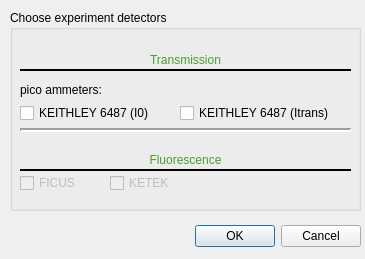
First picture: the form in ui/detectors.ui, repository SESAME-Synchrotron/HESEBScanTool, before the edit.
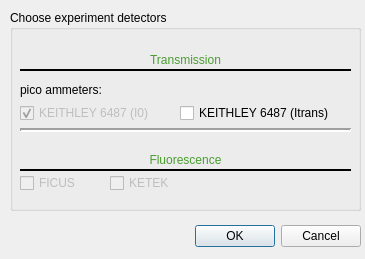
Second picture: the form after the edit.

```diff
--- a/ui/detectors.ui
+++ b/ui/detectors.ui
@@ -185,6 +185,9 @@
     </property>
    </widget>
    <widget class="QCheckBox" name="KEITHLEY_I0">
+    <property name="enabled">
+     <bool>false</bool>
+    </property>
     <property name="geometry">
      <rect>
       <x>10</x>
@@ -197,7 +200,7 @@
      <string>KEITHLEY 6487 (I0)</string>
     </property>
     <property name="checked">
-     <bool>false</bool>
+     <bool>true</bool>
     </property>
    </widget>
    <widget class="QCheckBox" name="KEITHLEY_Itrans">
```
